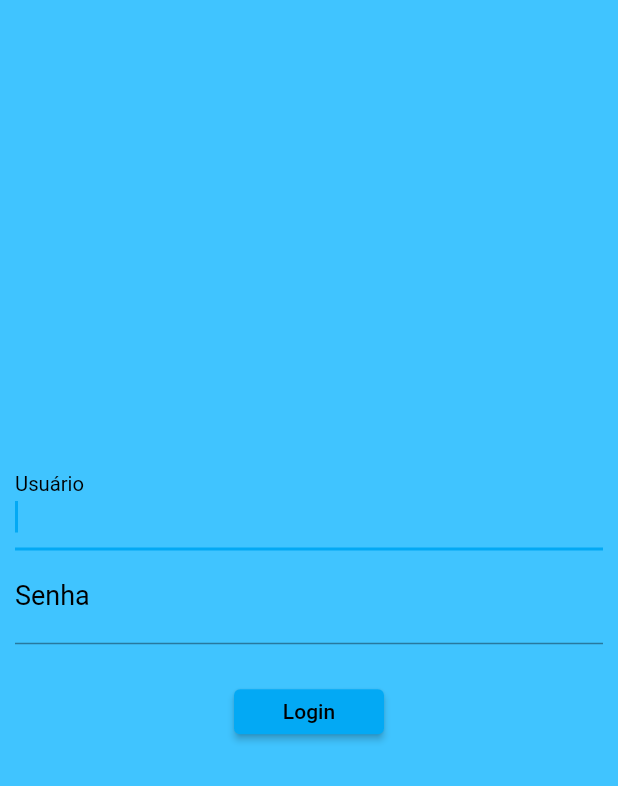
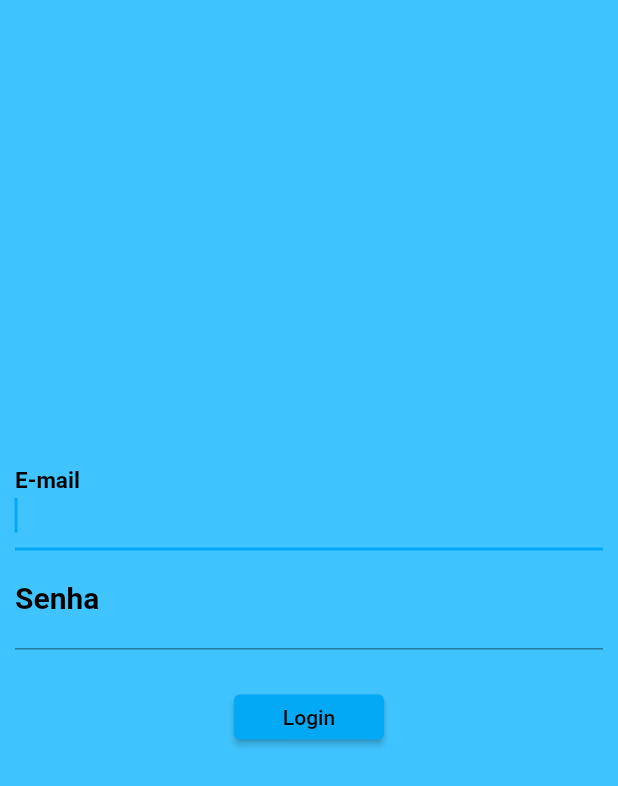
Before and after one commit to gkpiccoli/login_page, a Flutter app: the screen it shows after launch, on a phone screen of 412 x 824 dp. Shown: the top 786 px of the screen. Run offline on Flutter 3.47's test engine with Material 2 defaults, Android fonts, the phone set to English and light mode, and no system bars; our stand-ins replace animated_splash_screen.

Commit message:
First addition

```diff
--- a/lib/pagina_login.dart
+++ b/lib/pagina_login.dart
@@ -1,4 +1,6 @@
 import 'package:flutter/material.dart';
+
+import 'screens/initialscreen.dart';
 
 class PaginaLogin extends StatefulWidget {
   const PaginaLogin({super.key});
@@ -24,10 +26,11 @@ class _PaginaLoginState extends State<PaginaLogin> {
                 keyboardType: TextInputType.text,
                 style: const TextStyle(
                   color: Colors.white,
-                  fontSize: 18,
+                  fontSize: 20,
+                  fontWeight: FontWeight.bold
                 ),
                 decoration: const InputDecoration(
-                    labelText: 'Usuário',
+                    labelText: 'E-mail',
                     labelStyle: TextStyle(color: Colors.black)),
               ),
               // TextFormField(
@@ -48,7 +51,8 @@ class _PaginaLoginState extends State<PaginaLogin> {
                 obscureText: true,
                 style: const TextStyle(
                   color: Colors.white,
-                  fontSize: 18,
+                  fontSize: 20,
+                  fontWeight: FontWeight.bold
                 ),
                 decoration: const InputDecoration(
                     labelText: 'Senha',
@@ -62,10 +66,15 @@ class _PaginaLoginState extends State<PaginaLogin> {
                     Container(
                       height: 50,
                       width: 120,
-                      padding: const EdgeInsets.fromLTRB(10, 10, 10, 10),
+                      padding: const EdgeInsets.all(10),
                       child: ElevatedButton(
                         child: const Text('Login'),
-                        onPressed: () {},
+                        onPressed: () {
+                          Navigator.push(
+                              context,
+                              MaterialPageRoute(
+                                  builder: (contextNew) => InitialScreen()));
+                        },
                       ),
                     ),
                   ],
--- a/pubspec.yaml
+++ b/pubspec.yaml
@@ -20,7 +20,7 @@ publish_to: 'none' # Remove this line if you wish to publish to pub.dev
 version: 1.0.0+1
 
 environment:
-  sdk: '>=2.18.4 <3.0.0'
+  sdk: '>=2.18.0 <3.0.0'
 
 # Dependencies specify other packages that your package needs in order to work.
 # To automatically upgrade your package dependencies to the latest versions
@@ -36,6 +36,7 @@ dependencies:
   # The following adds the Cupertino Icons font to your application.
   # Use with the CupertinoIcons class for iOS style icons.
   cupertino_icons: ^1.0.2
+  animated_splash_screen: ^1.1.0
 
 dev_dependencies:
   flutter_test:
@@ -66,6 +67,8 @@ flutter:
 
   # An image asset can refer to one or more resolution-specific "variants", see
   # https://flutter.dev/assets-and-images/#resolution-aware
+  assets:
+    - assets/images/
 
   # For details regarding adding assets from package dependencies, see
   # https://flutter.dev/assets-and-images/#from-packages
```
Also changed, not shown: lib/main.dart (+39 -2 lines), pubspec.lock.
